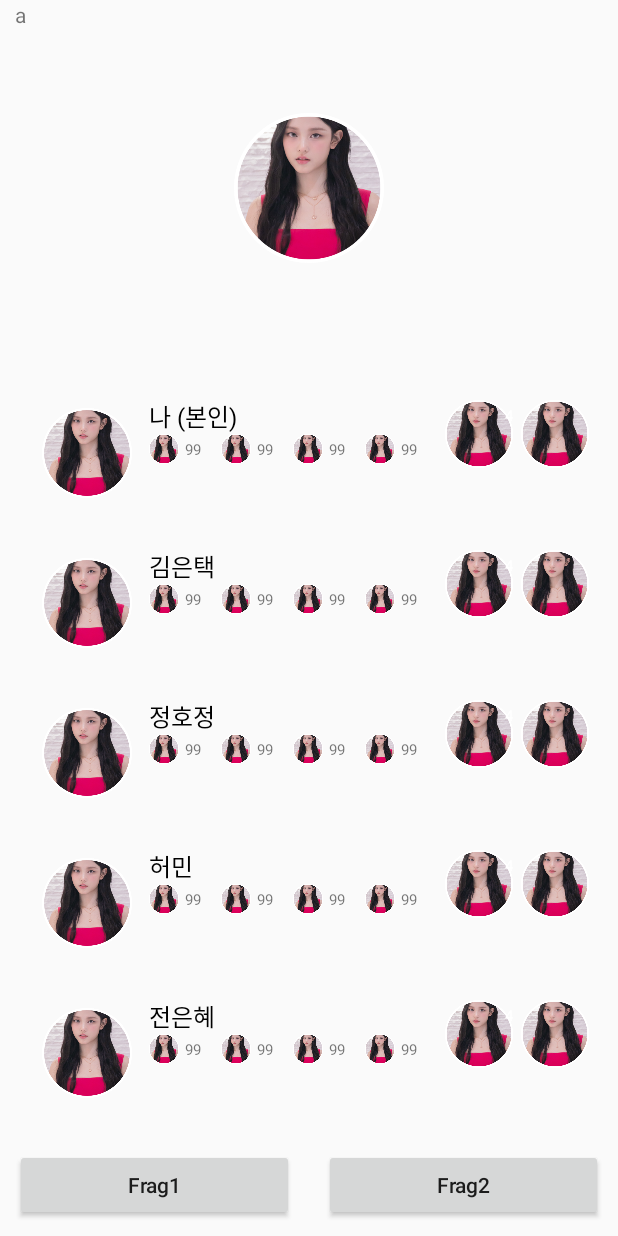
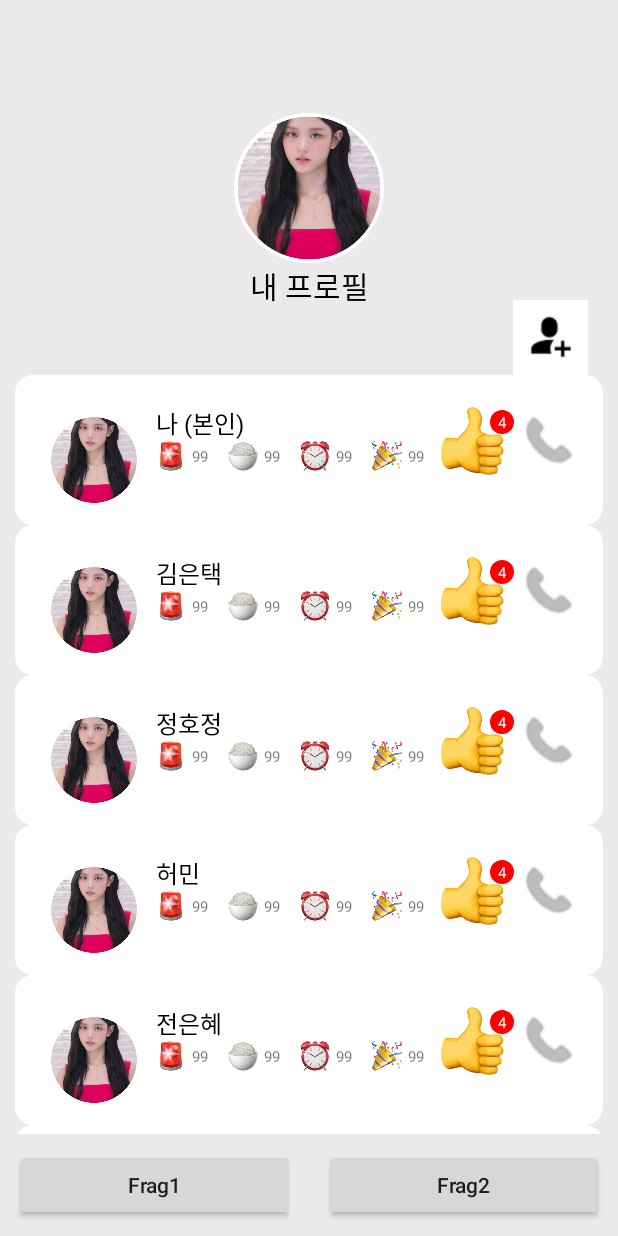
Before and after one commit to wavideo/contacts-app, an Android app: the screen it shows after launch (MainActivity), on a phone screen of 412 x 824 dp. Run offline under Robolectric (Android 15) with nearby library versions, the phone set to English and light mode, and no system bars.

Commit message:
내 프로필 아이콘 변경

```diff
--- /dev/null
+++ b/app/src/main/res/drawable/round_border_white.xml
@@ -0,0 +1,16 @@
+<?xml version="1.0" encoding="utf-8"?>
+<layer-list xmlns:android="http://schemas.android.com/apk/res/android">
+    <item>
+        <shape android:shape="rectangle">
+            <solid android:color="@color/white" />
+            <size android:height="1dp" />
+            <padding
+                android:left="5dp"
+                android:top="5dp"
+                android:right="5dp"
+                android:bottom="5dp" />
+            <corners
+                android:radius="12dp" />
+        </shape>
+    </item>
+</layer-list>
--- a/app/src/main/res/layout/activity_contact_list_item.xml
+++ b/app/src/main/res/layout/activity_contact_list_item.xml
@@ -3,20 +3,13 @@
     xmlns:app="http://schemas.android.com/apk/res-auto"
     xmlns:tools="http://schemas.android.com/tools"
     android:layout_width="match_parent"
+    android:background="@drawable/round_border_white"
+    app:layout_constraintTop_toBottomOf="parent"
+    app:layout_constraintStart_toStartOf="parent"
     android:layout_height="100dp">
 
-<!--    <ImageView-->
-<!--        android:id="@+id/imageView09"-->
-<!--        android:layout_width="match_parent"-->
-<!--        android:layout_height="match_parent"-->
-<!--        android:layout_marginStart="4dp"-->
-<!--        android:layout_marginTop="4dp"-->
-<!--        android:src="@drawable/img_1"-->
-<!--        app:layout_constraintStart_toStartOf="parent"-->
-<!--        app:layout_constraintTop_toTopOf="parent" />-->
-
     <TextView
-        android:id="@+id/tvName"
+        android:id="@+id/tv_name"
         android:layout_width="wrap_content"
         android:layout_height="wrap_content"
         android:layout_marginStart="11.5dp"
@@ -25,7 +18,7 @@
         android:text="정호정 팀원"
         android:textColor="@color/black"
         android:textSize="16dp"
-        app:layout_constraintStart_toEndOf="@+id/ivProfill"
+        app:layout_constraintStart_toEndOf="@+id/iv_pro_fill"
         app:layout_constraintTop_toTopOf="parent" />
 
 
@@ -33,132 +26,139 @@
 
 
     <ImageView
-        android:id="@+id/ivProfill"
+        android:id="@+id/iv_pro_fill"
         android:layout_width="60dp"
         android:layout_height="60dp"
         android:layout_marginStart="18dp"
         android:layout_marginTop="22dp"
         android:src="@drawable/gang"
+        android:background="@drawable/shape_circle_background"
         app:layout_constraintStart_toStartOf="parent"
         app:layout_constraintTop_toTopOf="parent" />
 
     <ImageView
-        android:id="@+id/ivSticker0"
+        android:id="@+id/iv_sticker0"
         android:layout_width="20dp"
         android:layout_height="20dp"
         android:layout_marginStart="11dp"
-        android:src="@drawable/gang"
-        app:layout_constraintStart_toEndOf="@+id/ivProfill"
-        app:layout_constraintTop_toBottomOf="@+id/tvName" />
+        android:src="@drawable/imoge33_policecarlight"
+        android:background="@drawable/shape_circle_background"
+        app:layout_constraintStart_toEndOf="@+id/iv_pro_fill"
+        app:layout_constraintTop_toBottomOf="@+id/tv_name" />
 
     <TextView
-        android:id="@+id/tvSticker0"
+        android:id="@+id/tv_sticker0"
         android:layout_width="wrap_content"
         android:layout_height="wrap_content"
         android:layout_marginStart="4dp"
         android:layout_marginTop="3dp"
         android:text="99"
         android:textSize="10dp"
-        app:layout_constraintStart_toEndOf="@+id/ivSticker0"
-        app:layout_constraintTop_toTopOf="@+id/ivSticker0"
+        app:layout_constraintStart_toEndOf="@+id/iv_sticker0"
+        app:layout_constraintTop_toTopOf="@+id/iv_sticker0"
         tools:ignore="TextSizeCheck" />
 
     <ImageView
-        android:id="@+id/ivSticker1"
+        android:id="@+id/iv_sticker1"
         android:layout_width="20dp"
         android:layout_height="20dp"
         android:layout_marginStart="28dp"
-        android:src="@drawable/gang"
-        app:layout_constraintStart_toEndOf="@+id/ivSticker0"
-        app:layout_constraintTop_toTopOf="@+id/ivSticker0" />
+        android:src="@drawable/imoge16_cookedrice"
+        android:background="@drawable/shape_circle_background"
+        app:layout_constraintStart_toEndOf="@+id/iv_sticker0"
+        app:layout_constraintTop_toTopOf="@+id/iv_sticker0" />
 
     <TextView
-        android:id="@+id/tvSticker1"
+        android:id="@+id/tv_sticker1"
         android:layout_width="wrap_content"
         android:layout_height="wrap_content"
         android:layout_marginStart="4dp"
         android:layout_marginTop="3dp"
         android:text="99"
         android:textSize="10dp"
-        app:layout_constraintStart_toEndOf="@+id/ivSticker1"
-        app:layout_constraintTop_toTopOf="@+id/ivSticker1"
+        app:layout_constraintStart_toEndOf="@+id/iv_sticker1"
+        app:layout_constraintTop_toTopOf="@+id/iv_sticker1"
         tools:ignore="TextSizeCheck" />
 
     <ImageView
-        android:id="@+id/ivSticker2"
+        android:id="@+id/iv_sticker2"
         android:layout_width="20dp"
         android:layout_height="20dp"
         android:layout_marginStart="28dp"
-        android:src="@drawable/gang"
-        app:layout_constraintStart_toEndOf="@+id/ivSticker1"
-        app:layout_constraintTop_toTopOf="@+id/ivSticker1" />
+        android:src="@drawable/imoge13_alarmclock"
+        android:background="@drawable/shape_circle_background"
+        app:layout_constraintStart_toEndOf="@+id/iv_sticker1"
+        app:layout_constraintTop_toTopOf="@+id/iv_sticker1" />
 
     <TextView
-        android:id="@+id/tvSticker2"
+        android:id="@+id/tv_sticker2"
         android:layout_width="wrap_content"
         android:layout_height="wrap_content"
         android:layout_marginStart="4dp"
         android:layout_marginTop="3dp"
         android:text="99"
         android:textSize="10dp"
-        app:layout_constraintStart_toEndOf="@+id/ivSticker2"
-        app:layout_constraintTop_toTopOf="@+id/ivSticker2"
+        app:layout_constraintStart_toEndOf="@+id/iv_sticker2"
+        app:layout_constraintTop_toTopOf="@+id/iv_sticker2"
         tools:ignore="TextSizeCheck" />
 
     <ImageView
-        android:id="@+id/ivSticker3"
+        android:id="@+id/iv_sticker3"
         android:layout_width="20dp"
         android:layout_height="20dp"
         android:layout_marginStart="28dp"
-        android:src="@drawable/gang"
-        app:layout_constraintStart_toEndOf="@+id/ivSticker2"
-        app:layout_constraintTop_toTopOf="@+id/ivSticker2" />
+        android:src="@drawable/imoge19_partypopper"
+        android:background="@drawable/shape_circle_background"
+        app:layout_constraintStart_toEndOf="@+id/iv_sticker2"
+        app:layout_constraintTop_toTopOf="@+id/iv_sticker2" />
 
     <TextView
-        android:id="@+id/tvSticker3"
+        android:id="@+id/tv_sticker3"
         android:layout_width="wrap_content"
         android:layout_height="wrap_content"
         android:layout_marginStart="4dp"
         android:layout_marginTop="3dp"
         android:text="99"
         android:textSize="10dp"
-        app:layout_constraintStart_toEndOf="@+id/ivSticker3"
-        app:layout_constraintTop_toTopOf="@+id/ivSticker3"
+        app:layout_constraintStart_toEndOf="@+id/iv_sticker3"
+        app:layout_constraintTop_toTopOf="@+id/iv_sticker3"
         tools:ignore="TextSizeCheck" />
 
     <ImageView
-        android:id="@+id/ivStickerRecently"
+        android:id="@+id/iv_sticker_recently"
         android:layout_width="45dp"
         android:layout_height="45dp"
         android:layout_marginTop="-5dp"
         android:layout_marginEnd="60dp"
-        android:src="@drawable/gang"
+        android:src="@drawable/imoge01_thumbsup"
         app:layout_constraintEnd_toEndOf="parent"
-        app:layout_constraintTop_toTopOf="@+id/ivProfill" />
+        app:layout_constraintTop_toTopOf="@+id/iv_pro_fill" />
 
     <ImageView
-        android:id="@+id/ivCall"
+        android:id="@+id/iv_call"
         android:layout_width="45dp"
         android:layout_height="45dp"
         android:layout_marginStart="5dp"
-        android:src="@drawable/gang"
-        app:layout_constraintStart_toEndOf="@+id/ivStickerRecently"
-        app:layout_constraintTop_toTopOf="@+id/ivStickerRecently" />
+        android:src="@drawable/call"
+        android:backgroundTint="@color/white"
+        android:background="@drawable/shape_circle_background"
+        app:layout_constraintStart_toEndOf="@+id/iv_sticker_recently"
+        app:layout_constraintTop_toTopOf="@+id/iv_sticker_recently" />
 
     <TextView
-        android:id="@+id/tvStickerRecently"
+        android:id="@+id/tv_sticker_recently"
         android:layout_width="16dp"
         android:layout_height="16dp"
         android:layout_marginTop="2dp"
         android:layout_marginEnd="-5dp"
         android:background="@drawable/shape_circle_background"
+        android:backgroundTint="@color/red"
         android:paddingStart="5dp"
         android:paddingTop="1dp"
         android:textColor="@color/white"
         android:text="4"
         android:textSize="10dp"
-        app:layout_constraintEnd_toEndOf="@+id/ivStickerRecently"
-        app:layout_constraintTop_toTopOf="@+id/ivStickerRecently"
-        tools:ignore="TextSizeCheck" />
+        app:layout_constraintEnd_toEndOf="@+id/iv_sticker_recently"
+        app:layout_constraintTop_toTopOf="@+id/iv_sticker_recently" />
 
 </androidx.constraintlayout.widget.ConstraintLayout>
--- a/app/src/main/res/layout/activity_main.xml
+++ b/app/src/main/res/layout/activity_main.xml
@@ -3,6 +3,7 @@
     xmlns:android="http://schemas.android.com/apk/res/android"
     xmlns:app="http://schemas.android.com/apk/res-auto"
     xmlns:tools="http://schemas.android.com/tools"
+    android:background="@color/background_main"
     android:layout_width="match_parent"
     android:layout_height="match_parent"
     tools:context=".MainActivity">
--- a/app/src/main/res/layout/fragment_contact_list.xml
+++ b/app/src/main/res/layout/fragment_contact_list.xml
@@ -3,20 +3,19 @@
     xmlns:tools="http://schemas.android.com/tools"
     android:layout_width="match_parent"
     android:layout_height="match_parent"
+    android:background="@color/background_main"
     xmlns:app="http://schemas.android.com/apk/res-auto"
     tools:context=".ContactListFragment">
 
-
-
-
-    <!-- TODO: Update blank fragment layout -->
     <androidx.constraintlayout.widget.ConstraintLayout
-        android:id="@+id/topView"
+        android:id="@+id/top_view"
         android:layout_width="match_parent"
         android:layout_height="250dp"
         app:layout_constraintTop_toTopOf="parent"
         app:layout_constraintStart_toStartOf="parent">
+
         <ImageView
+            android:id="@+id/iv_my_info"
             android:layout_width="100dp"
             android:layout_height="100dp"
             app:layout_constraintTop_toTopOf="parent"
@@ -24,19 +23,39 @@
             app:layout_constraintStart_toStartOf="parent"
             app:layout_constraintEnd_toEndOf="parent"
             android:src="@drawable/gang"/>
+
+        <TextView
+            android:layout_width="100dp"
+            android:layout_height="50dp"
+            android:text="내 프로필"
+            android:fontFamily="@font/notosanskr_medium"
+            android:textAlignment="center"
+            android:textSize="20dp"
+            android:textColor="@color/black"
+            app:layout_constraintStart_toStartOf="parent"
+            app:layout_constraintEnd_toEndOf="parent"
+            app:layout_constraintTop_toBottomOf="@+id/iv_my_info"/>
+
+
+        <ImageView
+            android:id="@+id/add_friend"
+            android:layout_width="50dp"
+            android:layout_height="50dp"
+            android:textAlignment="center"
+            android:background="@drawable/add_friend"
+            android:layout_marginEnd="10dp"
+            app:layout_constraintEnd_toEndOf="parent"
+            app:layout_constraintBottom_toBottomOf="parent" />
     </androidx.constraintlayout.widget.ConstraintLayout>
 
-    <TextView
-        android:layout_width="match_parent"
-        android:layout_height="match_parent"
-        android:text="a" />
 
     <androidx.recyclerview.widget.RecyclerView
-        android:id="@+id/recycleListView"
+        android:id="@+id/recycle_list_view"
         android:layout_marginTop="250dp"
         app:layout_constrainedHeight="true"
         app:layout_constraintStart_toStartOf="parent"
-        app:layout_constraintTop_toBottomOf="@+id/topView"
+        app:layout_constraintTop_toBottomOf="@+id/my_page"
+        android:textAlignment="center"
         android:layout_width="match_parent"
         android:layout_height="match_parent" />
 
--- a/app/src/main/res/values/colors.xml
+++ b/app/src/main/res/values/colors.xml
@@ -5,4 +5,7 @@
     <color name="background_basic">#F0F0F0</color>
     <color name="gray_a">#5D5D5D</color>
     <color name="gray_b">#EAEAEA</color>
+    <color name="red">#FF0000</color>
+    <color name="background_main">#EAEAEA</color>
+
 </resources>
```
Also changed, not shown: app/src/main/res/drawable/add_friend.png (added), app/src/main/res/drawable/call.png (added).
